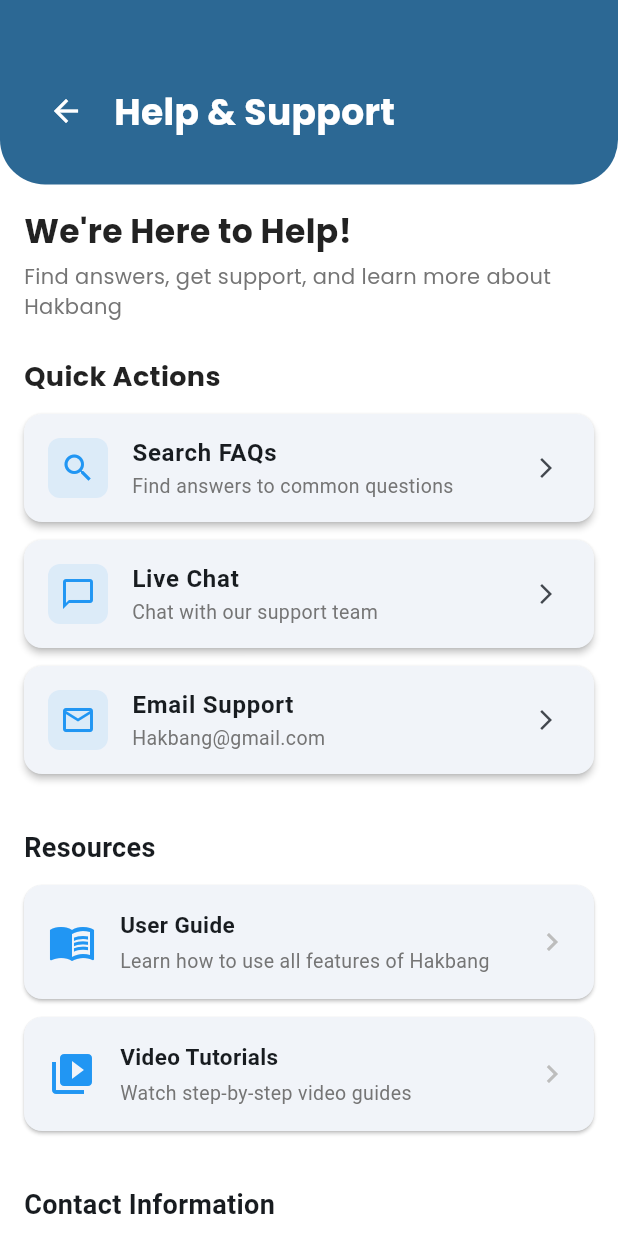
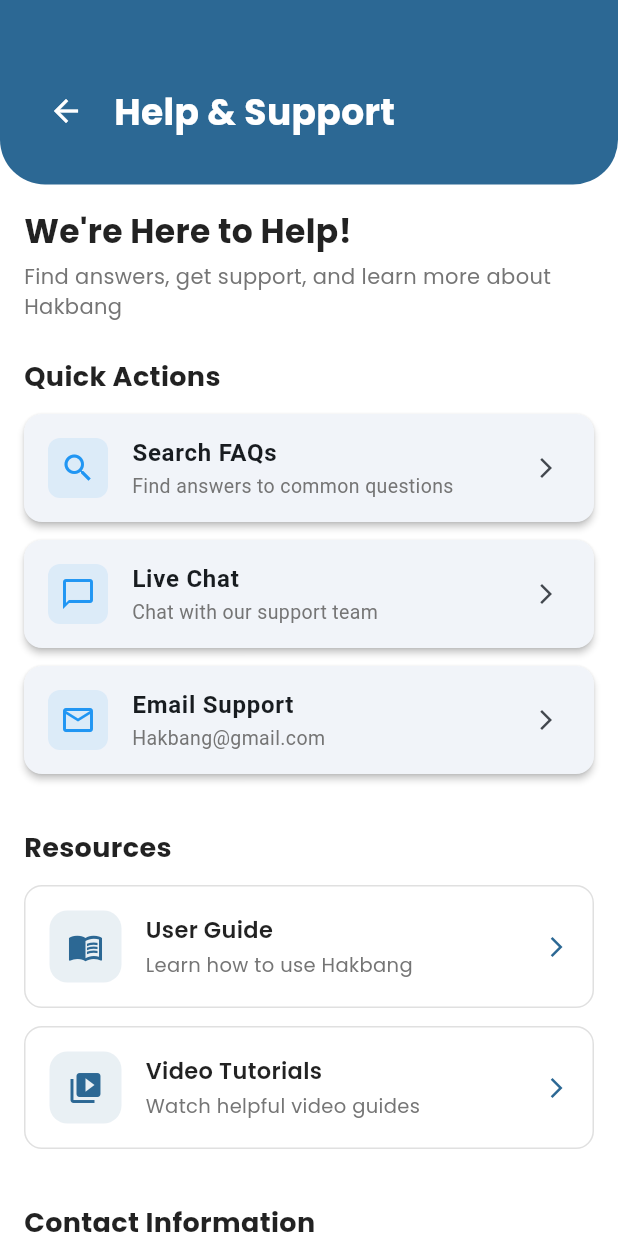
Before and after one commit to Shiroe28/Hakbang-Frontend, a Flutter app: the HomeTabScreen screen opened directly with empty values, after a tap on "Help & Support", on a phone screen of 412 x 824 dp. Run offline on Flutter 3.47's test engine with Material 3 defaults, Android fonts, the phone set to English and light mode, and no system bars; our stand-ins replace flutter_secure_storage, google_fonts, image_picker; accounts and stored records are empty.

Commit message:
main_screen, help_support_screen, recommendation_quiz_screen

```diff
--- a/lib/screens/help_support_screen.dart
+++ b/lib/screens/help_support_screen.dart
@@ -16,7 +16,13 @@
     showDialog(
       context: context,
       builder: (context) => AlertDialog(
-        title: const Text('Frequently Asked Questions'),
+        title: Text(
+          'Frequently Asked Questions',
+          style: GoogleFonts.poppins(
+            fontWeight: FontWeight.bold,
+            color: const Color(0xFF2c6894),
+          ),
+        ),
         content: SingleChildScrollView(
           child: Column(
             crossAxisAlignment: CrossAxisAlignment.start,
@@ -24,7 +30,7 @@
             children: [
               _buildFAQItem(
                 'How do I get started?',
-                'Take the career assessment quiz on the homepage, then browse career paths and start learning!',
+                'Take the career quiz, explore career paths, and start learning!',
               ),
               _buildFAQItem(
                 'Are the courses free?',
@@ -32,11 +38,11 @@
               ),
               _buildFAQItem(
                 'How do I track my progress?',
-                'Your progress is automatically saved as you complete modules and quizzes.',
+                'Your progress is automatically saved as you complete modules.',
               ),
               _buildFAQItem(
                 'Can I change my career path?',
-                'Absolutely! You can explore multiple career paths at any time.',
+                'Absolutely! You can explore multiple career paths anytime.',
               ),
             ],
           ),
@@ -44,7 +50,13 @@
         actions: [
           TextButton(
             onPressed: () => Navigator.pop(context),
-            child: const Text('Close'),
+            child: Text(
+              'Close',
+              style: GoogleFonts.poppins(
+                color: const Color(0xFF2c6894),
+                fontWeight: FontWeight.w600,
+              ),
+            ),
           ),
         ],
       ),
@@ -59,15 +71,19 @@
         children: [
           Text(
             question,
-            style: const TextStyle(
+            style: GoogleFonts.poppins(
               fontWeight: FontWeight.bold,
               fontSize: 14,
+              color: Colors.black87,
             ),
           ),
           const SizedBox(height: 4),
           Text(
             answer,
-            style: const TextStyle(fontSize: 13),
+            style: GoogleFonts.poppins(
+              fontSize: 13,
+              color: Colors.grey[600],
+            ),
           ),
         ],
       ),
@@ -200,11 +216,12 @@
                 const SizedBox(height: 24),
 
                 // Resources
-                const Text(
+                Text(
                   'Resources',
-                  style: TextStyle(
+                  style: GoogleFonts.poppins(
                     fontSize: 18,
                     fontWeight: FontWeight.bold,
+                    color: Colors.black87,
                   ),
                 ),
                 const SizedBox(height: 12),
@@ -213,19 +230,22 @@
                   context,
                   icon: Icons.menu_book,
                   title: 'User Guide',
-                  description: 'Learn how to use all features of Hakbang',
+                  description: 'Learn how to use Hakbang',
                   onTap: () => _showFAQs(context),
                 ),
                 _buildResourceCard(
                   context,
                   icon: Icons.video_library,
                   title: 'Video Tutorials',
-                  description: 'Watch step-by-step video guides',
+                  description: 'Watch helpful video guides',
                   onTap: () {
                     ScaffoldMessenger.of(context).showSnackBar(
-                      const SnackBar(
-                        content: Text('Video tutorials coming soon!'),
-                        duration: Duration(seconds: 2),
+                      SnackBar(
+                        content: Text(
+                          'Video tutorials coming soon!',
+                          style: GoogleFonts.poppins(),
+                        ),
+                        duration: const Duration(seconds: 2),
                       ),
                     );
                   },
@@ -234,11 +254,12 @@
                 const SizedBox(height: 24),
 
                 // Contact Info
-                const Text(
+                Text(
                   'Contact Information',
-                  style: TextStyle(
+                  style: GoogleFonts.poppins(
                     fontSize: 18,
                     fontWeight: FontWeight.bold,
+                    color: Colors.black87,
                   ),
                 ),
                 const SizedBox(height: 12),
@@ -246,8 +267,11 @@
                 Container(
                   padding: const EdgeInsets.all(16),
                   decoration: BoxDecoration(
-                    color: Colors.grey[100],
+                    color: const Color(0xFF2c6894).withOpacity(0.1),
                     borderRadius: BorderRadius.circular(12),
+                    border: Border.all(
+                      color: const Color(0xFF2c6894).withOpacity(0.3),
+                    ),
                   ),
                   child: Column(
                     crossAxisAlignment: CrossAxisAlignment.start,
@@ -257,7 +281,7 @@
                         'Email',
                         'Hakbang@gmail.com',
                       ),
-                      const Divider(),
+                      Divider(color: Colors.grey[300]),
                       _buildContactRow(
                         Icons.phone,
                         'Phone',
@@ -274,16 +298,25 @@
                   child: Column(
                     children: [
                       Text(
-                        'Hakbang v1.0.0',
-                        style: TextStyle(
+                        'Hakbang - Career Path Finder',
+                        style: GoogleFonts.poppins(
+                          fontSize: 14,
+                          fontWeight: FontWeight.w600,
+                          color: Colors.black87,
+                        ),
+                      ),
+                      const SizedBox(height: 4),
+                      Text(
+                        'Version 1.0.0',
+                        style: GoogleFonts.poppins(
                           color: Colors.grey[600],
                           fontSize: 12,
                         ),
                       ),
-                      const SizedBox(height: 4),
+                      const SizedBox(height: 8),
                       Text(
                         '© 2025 Hakbang. All rights reserved.',
-                        style: TextStyle(
+                        style: GoogleFonts.poppins(
                           color: Colors.grey[600],
                           fontSize: 12,
                         ),
@@ -349,11 +382,12 @@
     required String description,
     required VoidCallback onTap,
   }) {
-    return Card(
+    return Container(
       margin: const EdgeInsets.only(bottom: 12),
-      elevation: 1,
-      shape: RoundedRectangleBorder(
+      decoration: BoxDecoration(
+        color: Colors.white,
         borderRadius: BorderRadius.circular(12),
+        border: Border.all(color: Colors.grey[300]!),
       ),
       child: InkWell(
         borderRadius: BorderRadius.circular(12),
@@ -362,7 +396,14 @@
           padding: const EdgeInsets.all(16),
           child: Row(
             children: [
-              Icon(icon, color: Colors.blue, size: 32),
+              Container(
+                padding: const EdgeInsets.all(12),
+                decoration: BoxDecoration(
+                  color: const Color(0xFF2c6894).withOpacity(0.1),
+                  borderRadius: BorderRadius.circular(12),
+                ),
+                child: Icon(icon, color: const Color(0xFF2c6894), size: 24),
+              ),
               const SizedBox(width: 16),
               Expanded(
                 child: Column(
@@ -370,15 +411,16 @@
                   children: [
                     Text(
                       title,
-                      style: const TextStyle(
-                        fontWeight: FontWeight.bold,
+                      style: GoogleFonts.poppins(
+                        fontWeight: FontWeight.w600,
                         fontSize: 15,
+                        color: Colors.black87,
                       ),
                     ),
                     const SizedBox(height: 4),
                     Text(
                       description,
-                      style: TextStyle(
+                      style: GoogleFonts.poppins(
                         color: Colors.grey[600],
                         fontSize: 13,
                       ),
@@ -386,7 +428,11 @@
                   ],
                 ),
               ),
-              Icon(Icons.chevron_right, color: Colors.grey[400]),
+              const Icon(
+                Icons.arrow_forward_ios,
+                size: 16,
+                color: Color(0xFF2c6894),
+              ),
             ],
           ),
         ),
@@ -395,34 +441,32 @@
   }
 
   Widget _buildContactRow(IconData icon, String label, String value) {
-    return Padding(
-      padding: const EdgeInsets.symmetric(vertical: 8),
-      child: Row(
+    return Row(
       children: [
-          Icon(icon, size: 20, color: Colors.blue),
+        Icon(icon, color: const Color(0xFF2c6894), size: 20),
         const SizedBox(width: 12),
         Column(
           crossAxisAlignment: CrossAxisAlignment.start,
           children: [
             Text(
               label,
-                style: TextStyle(
+              style: GoogleFonts.poppins(
                 fontSize: 12,
                 color: Colors.grey[600],
+                fontWeight: FontWeight.w500,
               ),
             ),
-              const SizedBox(height: 2),
             Text(
               value,
-                style: const TextStyle(
+              style: GoogleFonts.poppins(
                 fontSize: 14,
-                  fontWeight: FontWeight.w500,
+                color: Colors.black87,
+                fontWeight: FontWeight.w600,
               ),
             ),
           ],
         ),
       ],
-      ),
     );
   }
 }
--- a/lib/screens/main_screen.dart
+++ b/lib/screens/main_screen.dart
@@ -332,7 +332,7 @@
                               title: 'Explore Careers',
                               description: 'Discover IT paths',
                               gradient: const LinearGradient(
-                                colors: [Color(0xFF6A5AE0), Color(0xFF9D8DF1)],
+                                colors: [Color(0xFF0FA3E2), Color(0xFF2DB3E8)],
                                 begin: Alignment.topLeft,
                                 end: Alignment.bottomRight,
                               ),
@@ -347,7 +347,7 @@
                               title: 'AI Career Quiz',
                               description: 'Get personalized suggestions',
                               gradient: const LinearGradient(
-                                colors: [Color(0xFFFF6B9D), Color(0xFFC06C84)],
+                                colors: [Color(0xFF4597B8), Color(0xFF5BA7C3)],
                                 begin: Alignment.topLeft,
                                 end: Alignment.bottomRight,
                               ),
@@ -368,7 +368,7 @@
                               title: 'Achievements',
                               description: 'Track progress & badges',
                               gradient: const LinearGradient(
-                                colors: [Color(0xFFFFA500), Color(0xFFFFD700)],
+                                colors: [Color(0xFF6AAFCA), Color(0xFF7EBDD4)],
                                 begin: Alignment.topLeft,
                                 end: Alignment.bottomRight,
                               ),
@@ -388,7 +388,7 @@
                               title: 'AI Mentor',
                               description: 'Chat for career guidance',
                               gradient: const LinearGradient(
-                                colors: [Color(0xFF00BFA5), Color(0xFF00D9A5)],
+                                colors: [Color(0xFF8FC7DC), Color(0xFFA0D1E4)],
                                 begin: Alignment.topLeft,
                                 end: Alignment.bottomRight,
                               ),
@@ -409,7 +409,7 @@
                               title: 'Resume Builder',
                               description: 'AI-powered feedback',
                               gradient: const LinearGradient(
-                                colors: [Color(0xFF42A5F5), Color(0xFF478DE0)],
+                                colors: [Color(0xFFB4DFED), Color(0xFFC2E5F1)],
                                 begin: Alignment.topLeft,
                                 end: Alignment.bottomRight,
                               ),
@@ -430,7 +430,7 @@
                               title: 'Help & Support',
                               description: 'Find answers & help',
                               gradient: const LinearGradient(
-                                colors: [Color(0xFFEF5350), Color(0xFFE57373)],
+                                colors: [Color(0xFF2C6894), Color(0xFF3D7BA5)],
                                 begin: Alignment.topLeft,
                                 end: Alignment.bottomRight,
                               ),
```
Also changed, not shown: lib/screens/recommendation_quiz_screen.dart (+46 -20 lines). Lines whose indentation alone changed are shown as unchanged.
